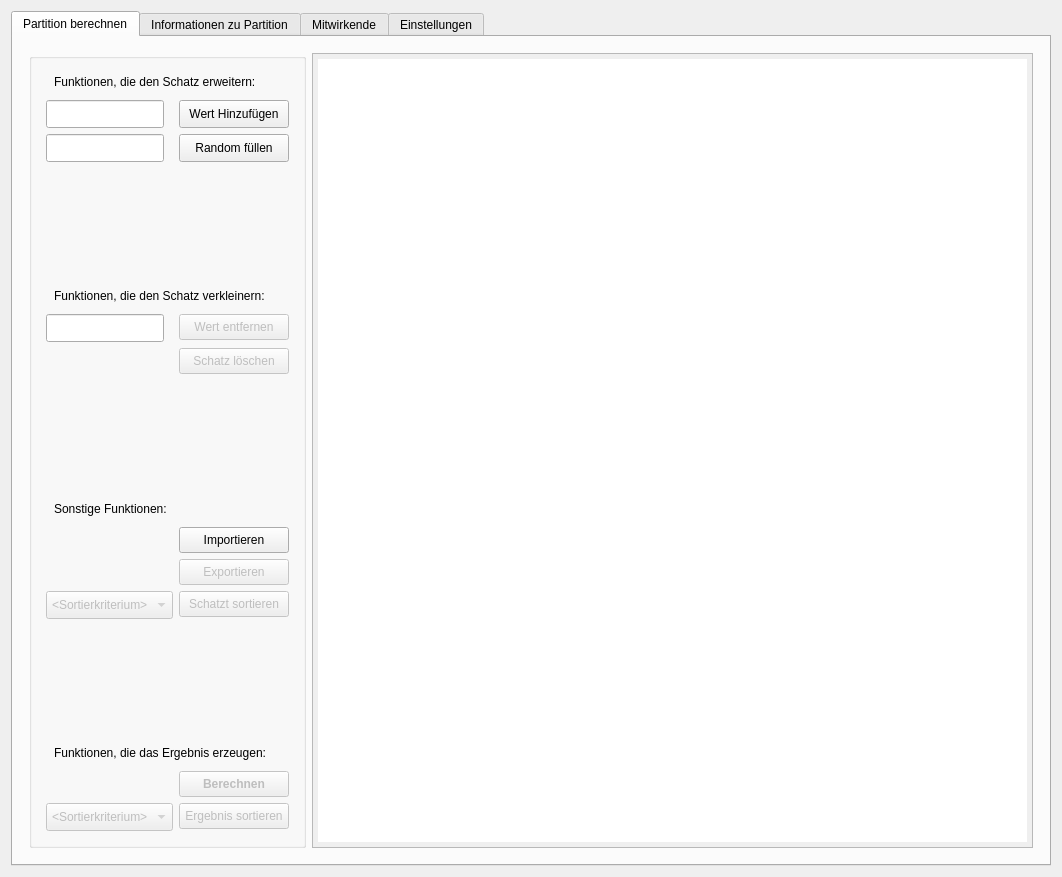
Makozer/NpPartitionManager, file mainwindow.ui: the form before one commit.
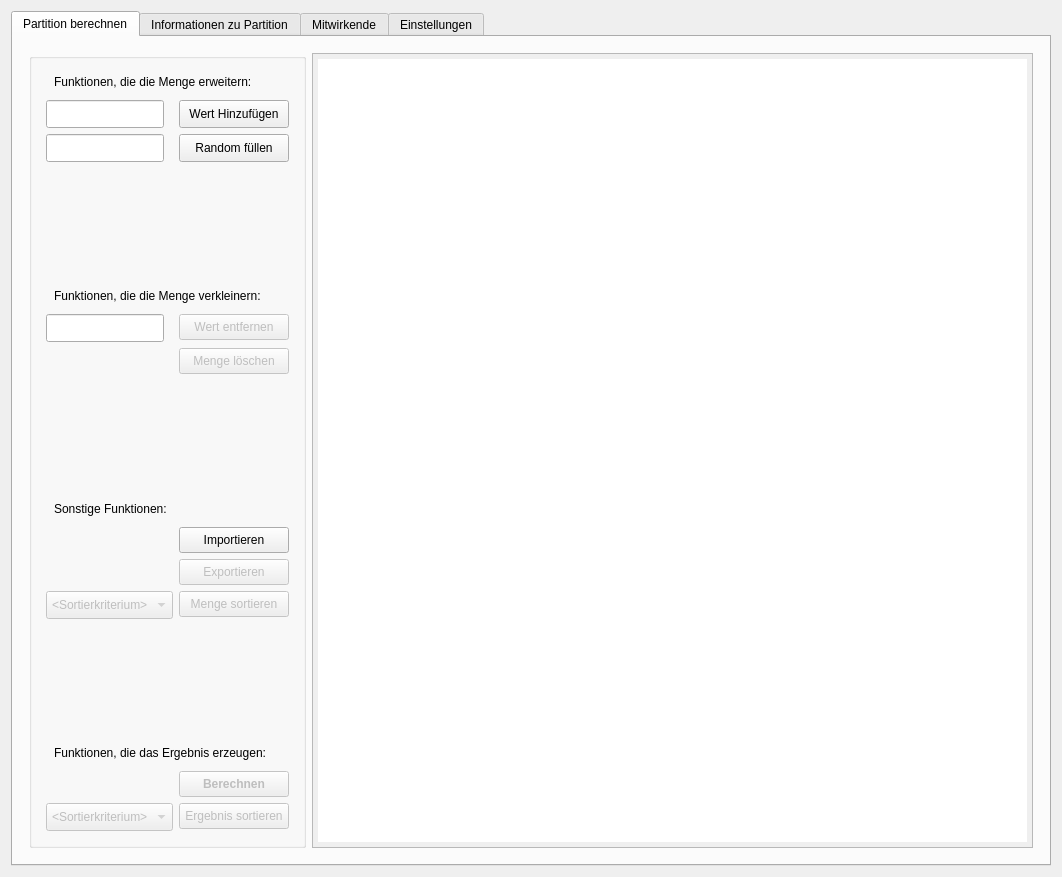
The form after the commit. The open tabs and pages were chosen to show the change. Custom widgets are drawn as their Qt base class.

The edit to the form file:
```diff
--- a/mainwindow.ui
+++ b/mainwindow.ui
@@ -49,7 +49,7 @@
            <item row="7" column="0" colspan="2">
             <widget class="QLabel" name="lbl_schatzErweiternInfo">
              <property name="text">
-              <string>Funktionen, die den Schatz erweitern:</string>
+              <string>Funktionen, die die Menge erweitern:</string>
              </property>
             </widget>
            </item>
@@ -139,7 +139,7 @@
            <item row="13" column="0" colspan="2">
             <widget class="QLabel" name="lbl_schatzVerkleinernInfo">
              <property name="text">
-              <string>Funktionen, die den Schatz verkleinern:</string>
+              <string>Funktionen, die die Menge verkleinern:</string>
              </property>
             </widget>
            </item>
@@ -175,7 +175,7 @@
               <string>&lt;html&gt;&lt;head/&gt;&lt;body&gt;&lt;p&gt;Entfernt alle Werte aus dem Schatz und setzt alles zurück.&lt;/p&gt;&lt;/body&gt;&lt;/html&gt;</string>
              </property>
              <property name="text">
-              <string>Schatz löschen</string>
+              <string>Menge löschen</string>
              </property>
              <property name="autoDefault">
               <bool>true</bool>
@@ -289,7 +289,7 @@
               <string>&lt;html&gt;&lt;head/&gt;&lt;body&gt;&lt;p&gt;Sortieren Sie den Schatz. Wählen Sie zuvor, nach welchem Kriterium Sortiert werden soll.&lt;/p&gt;&lt;/body&gt;&lt;/html&gt;</string>
              </property>
              <property name="text">
-              <string>Schatzt sortieren</string>
+              <string>Menge sortieren</string>
              </property>
              <property name="autoDefault">
               <bool>true</bool>
```
Left out of the diff: 16 changed lines with no effect on the pictures.
